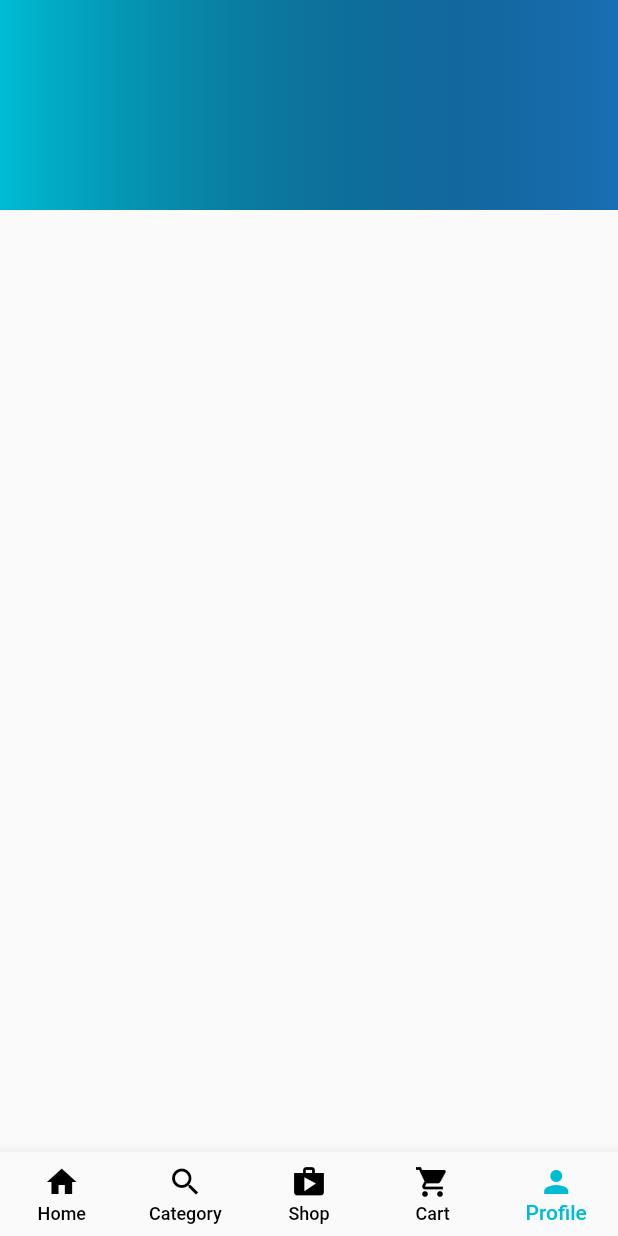
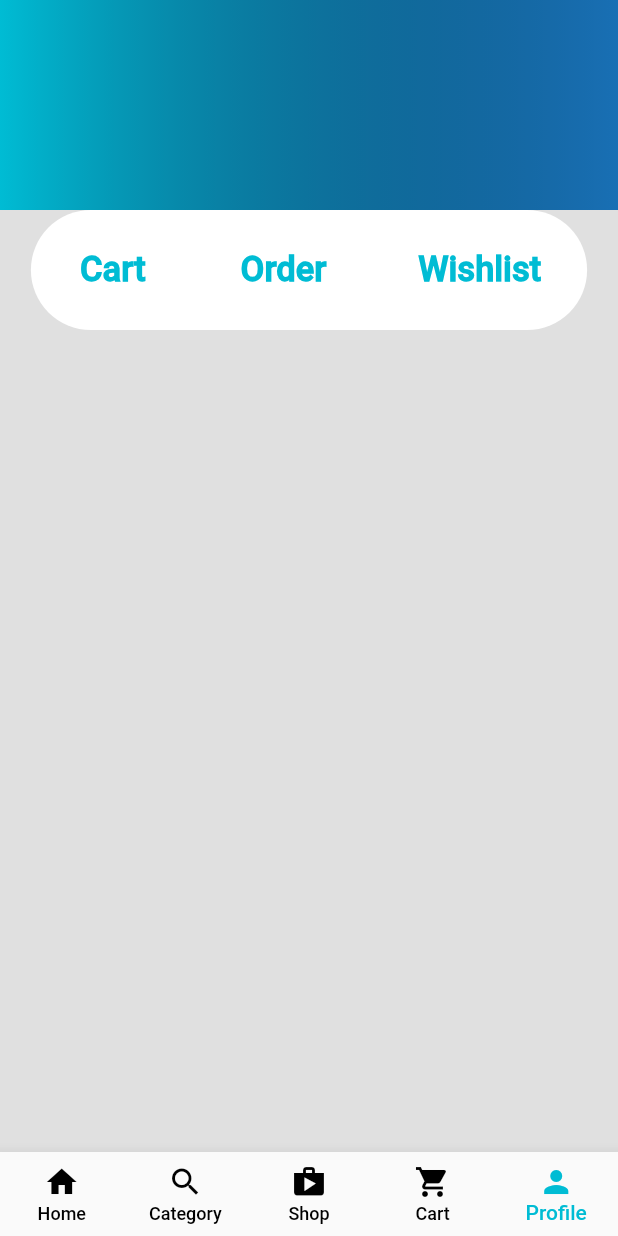
Before and after one commit to mehedi4958/multi_vendor_01, a Flutter app: the screen it shows after launch, on a phone screen of 412 x 824 dp. Run offline on Flutter 3.47's test engine with Material 2 defaults, Android fonts, the phone set to English and light mode, and no system bars; our stand-ins replace cloud_firestore, firebase_auth, firebase_core, firebase_storage, image_picker; accounts and stored records are empty.

Commit message:
SliverToBoxAdapter added

```diff
--- a/lib/views/profile_screen.dart
+++ b/lib/views/profile_screen.dart
@@ -11,6 +11,7 @@ class _ProfileScreenState extends State<ProfileScreen> {
   @override
   Widget build(BuildContext context) {
     return Scaffold(
+      backgroundColor: Colors.grey.shade300,
       body: CustomScrollView(
         slivers: [
           SliverAppBar(
@@ -37,6 +38,57 @@ class _ProfileScreenState extends State<ProfileScreen> {
               ),
             ),
           ),
+          SliverToBoxAdapter(
+            child: Column(
+              children: [
+                Container(
+                  height: 80,
+                  width: MediaQuery.of(context).size.width * 0.9,
+                  decoration: BoxDecoration(
+                    color: Colors.white,
+                    borderRadius: BorderRadius.circular(50),
+                  ),
+                  child: Row(
+                    mainAxisAlignment: MainAxisAlignment.spaceAround,
+                    children: [
+                      TextButton(
+                        onPressed: () {},
+                        child: const Text(
+                          'Cart',
+                          style: TextStyle(
+                              fontSize: 23,
+                              color: Colors.cyan,
+                              fontWeight: FontWeight.bold),
+                        ),
+                      ),
+                      TextButton(
+                        onPressed: () {},
+                        child: const Text(
+                          'Order',
+                          style: TextStyle(
+                            fontSize: 23,
+                            color: Colors.cyan,
+                            fontWeight: FontWeight.bold,
+                          ),
+                        ),
+                      ),
+                      TextButton(
+                        onPressed: () {},
+                        child: const Text(
+                          'Wishlist',
+                          style: TextStyle(
+                            fontSize: 23,
+                            color: Colors.cyan,
+                            fontWeight: FontWeight.bold,
+                          ),
+                        ),
+                      ),
+                    ],
+                  ),
+                ),
+              ],
+            ),
+          ),
         ],
       ),
     );
```
